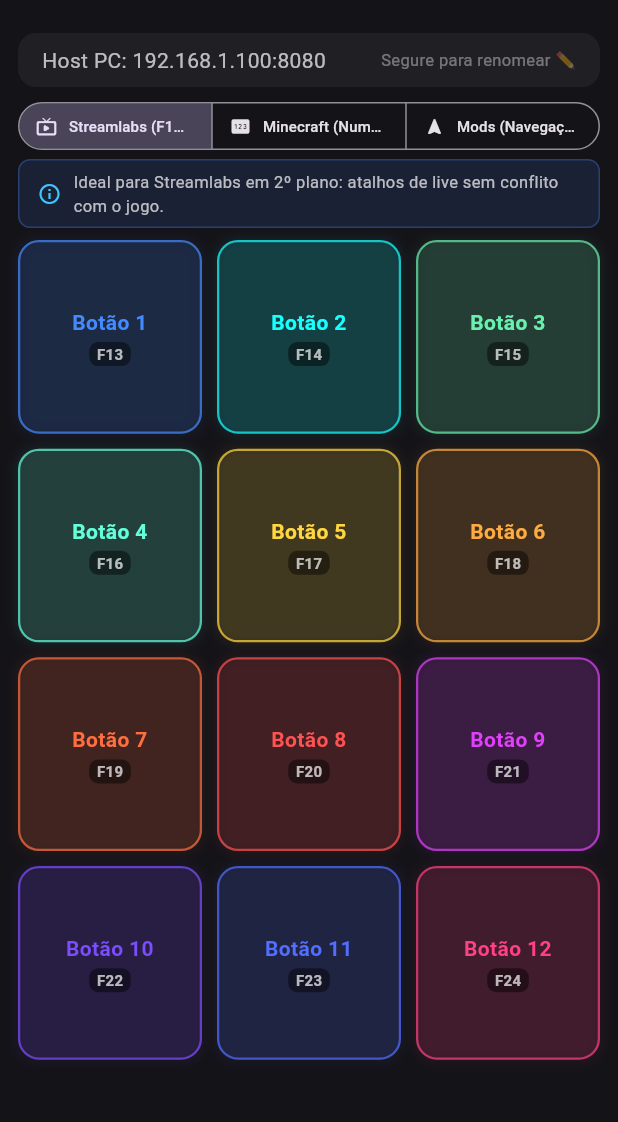
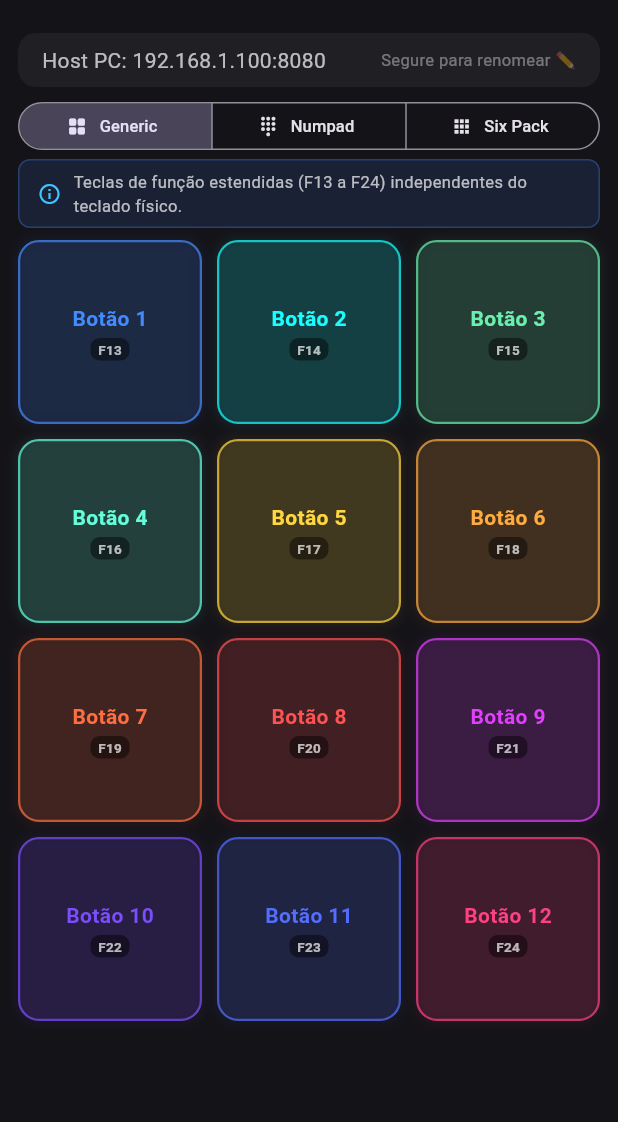
Before and after one commit to Gustavornd/keyboard_app, a Flutter app: the screen it shows after launch, on a phone screen of 412 x 824 dp, the part 63-1185 px from its top. Run offline on Flutter 3.47's test engine with Material 3 defaults, Android fonts, the phone set to English and light mode, and no system bars; our stand-ins replace shared_preferences.

Commit message:
refactor: generic UI

```diff
--- a/app/lib/main.dart
+++ b/app/lib/main.dart
@@ -29,9 +29,9 @@ class StreamDeckApp extends StatelessWidget {
 }
 
 enum DeckMode {
-  fKeys,   // F13 a F24 (Streamlabs / OBS em background - sem conflito com jogos)
-  numpad,  // Numpad Extra (Minecraft / Jogos em DirectInput)
-  nav,     // Navegação / Mods (Insert, Delete, PageUp, PageDown, etc.)
+  generic, // F13 a F24 (Teclas de função estendidas independentes)
+  numpad,  // Numpad Completo (0 a 9 e operadores matemáticos)
+  sixPack, // Six Pack (Insert, Home, PageUp, Delete, End, PageDown + Controles de Mídia)
 }
 
 class DeckScreen extends StatefulWidget {
@@ -46,10 +46,10 @@ class _DeckScreenState extends State<DeckScreen> {
   final int _serverPort = 8080;
   RawDatagramSocket? _udpSocket;
   final Set<String> _pressedKeys = {};
-  DeckMode _currentMode = DeckMode.fKeys;
+  DeckMode _currentMode = DeckMode.generic;
 
-  // Modo F13 até F24: Perfeito para Streamlabs / OBS em background sem colidir com jogos
-  static const List<Map<String, dynamic>> _fKeysButtons = [
+  // Aba 1: Generic - Exclusivamente teclas de função F13 até F24
+  static const List<Map<String, dynamic>> _genericButtons = [
     {'id': 'f13', 'defaultLabel': 'Botão 1', 'sub': 'F13', 'color': Colors.blueAccent},
     {'id': 'f14', 'defaultLabel': 'Botão 2', 'sub': 'F14', 'color': Colors.cyanAccent},
     {'id': 'f15', 'defaultLabel': 'Botão 3', 'sub': 'F15', 'color': Colors.greenAccent},
@@ -64,46 +64,56 @@ class _DeckScreenState extends State<DeckScreen> {
     {'id': 'f24', 'defaultLabel': 'Botão 12', 'sub': 'F24', 'color': Colors.pinkAccent},
   ];
 
-  // Modo Numpad: Reconhecido nativamente por DirectInput (Minecraft Java, ETS2, Flight Sim)
+  // Aba 2: Numpad - Agrupa TODOS os botões referentes ao teclado numérico
   static const List<Map<String, dynamic>> _numpadButtons = [
-    {'id': 'numpad_1', 'defaultLabel': 'Botão 1', 'sub': 'Num 1', 'color': Colors.blueAccent},
-    {'id': 'numpad_2', 'defaultLabel': 'Botão 2', 'sub': 'Num 2', 'color': Colors.cyanAccent},
-    {'id': 'numpad_3', 'defaultLabel': 'Botão 3', 'sub': 'Num 3', 'color': Colors.greenAccent},
-    {'id': 'numpad_4', 'defaultLabel': 'Botão 4', 'sub': 'Num 4', 'color': Colors.tealAccent},
-    {'id': 'numpad_5', 'defaultLabel': 'Botão 5', 'sub': 'Num 5', 'color': Colors.amberAccent},
-    {'id': 'numpad_6', 'defaultLabel': 'Botão 6', 'sub': 'Num 6', 'color': Colors.orangeAccent},
-    {'id': 'numpad_7', 'defaultLabel': 'Botão 7', 'sub': 'Num 7', 'color': Colors.deepOrangeAccent},
-    {'id': 'numpad_8', 'defaultLabel': 'Botão 8', 'sub': 'Num 8', 'color': Colors.redAccent},
-    {'id': 'numpad_9', 'defaultLabel': 'Botão 9', 'sub': 'Num 9', 'color': Colors.purpleAccent},
-    {'id': 'numpad_0', 'defaultLabel': 'Botão 10', 'sub': 'Num 0', 'color': Colors.deepPurpleAccent},
-    {'id': 'numpad_add', 'defaultLabel': 'Botão 11', 'sub': 'Num +', 'color': Colors.indigoAccent},
-    {'id': 'numpad_enter', 'defaultLabel': 'Botão 12', 'sub': 'Num Enter', 'color': Colors.pinkAccent},
+    {'id': 'numpad_7', 'defaultLabel': 'Num 7', 'sub': 'Numpad', 'color': Colors.blueAccent},
+    {'id': 'numpad_8', 'defaultLabel': 'Num 8', 'sub': 'Numpad', 'color': Colors.blueAccent},
+    {'id': 'numpad_9', 'defaultLabel': 'Num 9', 'sub': 'Numpad', 'color': Colors.blueAccent},
+    {'id': 'numpad_div', 'defaultLabel': 'Num /', 'sub': 'Numpad', 'color': Colors.cyanAccent},
+
+    {'id': 'numpad_4', 'defaultLabel': 'Num 4', 'sub': 'Numpad', 'color': Colors.tealAccent},
+    {'id': 'numpad_5', 'defaultLabel': 'Num 5', 'sub': 'Numpad', 'color': Colors.tealAccent},
+    {'id': 'numpad_6', 'defaultLabel': 'Num 6', 'sub': 'Numpad', 'color': Colors.tealAccent},
+    {'id': 'numpad_mul', 'defaultLabel': 'Num *', 'sub': 'Numpad', 'color': Colors.cyanAccent},
+
+    {'id': 'numpad_1', 'defaultLabel': 'Num 1', 'sub': 'Numpad', 'color': Colors.greenAccent},
+    {'id': 'numpad_2', 'defaultLabel': 'Num 2', 'sub': 'Numpad', 'color': Colors.greenAccent},
+    {'id': 'numpad_3', 'defaultLabel': 'Num 3', 'sub': 'Numpad', 'color': Colors.greenAccent},
+    {'id': 'numpad_sub', 'defaultLabel': 'Num -', 'sub': 'Numpad', 'color': Colors.amberAccent},
+
+    {'id': 'numpad_0', 'defaultLabel': 'Num 0', 'sub': 'Numpad', 'color': Colors.orangeAccent},
+    {'id': 'numpad_dot', 'defaultLabel': 'Num .', 'sub': 'Numpad', 'color': Colors.orangeAccent},
+    {'id': 'numpad_enter', 'defaultLabel': 'Num Enter', 'sub': 'Numpad', 'color': Colors.redAccent},
+    {'id': 'numpad_add', 'defaultLabel': 'Num +', 'sub': 'Numpad', 'color': Colors.amberAccent},
   ];
 
-  // Modo Navegação / Mods: Insert, Delete, PageUp, PageDown para gerenciamento de mods no Minecraft
-  static const List<Map<String, dynamic>> _navButtons = [
-    {'id': 'insert', 'defaultLabel': 'Botão 1', 'sub': 'Insert', 'color': Colors.blueAccent},
-    {'id': 'delete', 'defaultLabel': 'Botão 2', 'sub': 'Delete', 'color': Colors.cyanAccent},
-    {'id': 'pageup', 'defaultLabel': 'Botão 3', 'sub': 'PageUp', 'color': Colors.greenAccent},
-    {'id': 'pagedown', 'defaultLabel': 'Botão 4', 'sub': 'PageDown', 'color': Colors.tealAccent},
-    {'id': 'home', 'defaultLabel': 'Botão 5', 'sub': 'Home', 'color': Colors.amberAccent},
-    {'id': 'end', 'defaultLabel': 'Botão 6', 'sub': 'End', 'color': Colors.orangeAccent},
-    {'id': 'numpad_div', 'defaultLabel': 'Botão 7', 'sub': 'Num /', 'color': Colors.deepOrangeAccent},
-    {'id': 'numpad_mul', 'defaultLabel': 'Botão 8', 'sub': 'Num *', 'color': Colors.redAccent},
-    {'id': 'numpad_sub', 'defaultLabel': 'Botão 9', 'sub': 'Num -', 'color': Colors.purpleAccent},
-    {'id': 'numpad_dot', 'defaultLabel': 'Botão 10', 'sub': 'Num .', 'color': Colors.deepPurpleAccent},
-    {'id': 'scroll_lock', 'defaultLabel': 'Botão 11', 'sub': 'ScrollLock', 'color': Colors.indigoAccent},
-    {'id': 'pause', 'defaultLabel': 'Botão 12', 'sub': 'Pause', 'color': Colors.pinkAccent},
+  // Aba 3: Six Pack - Bloco clássico de 6 teclas (Insert, Home, PageUp, Delete, End, PageDown) + Controles de Mídia
+  static const List<Map<String, dynamic>> _sixPackButtons = [
+    // Bloco Clássico de Navegação (Six Pack)
+    {'id': 'insert', 'defaultLabel': 'Insert', 'sub': 'Nav', 'color': Colors.blueAccent},
+    {'id': 'home', 'defaultLabel': 'Home', 'sub': 'Nav', 'color': Colors.cyanAccent},
+    {'id': 'pageup', 'defaultLabel': 'Page Up', 'sub': 'Nav', 'color': Colors.greenAccent},
+    {'id': 'delete', 'defaultLabel': 'Delete', 'sub': 'Nav', 'color': Colors.tealAccent},
+    {'id': 'end', 'defaultLabel': 'End', 'sub': 'Nav', 'color': Colors.amberAccent},
+    {'id': 'pagedown', 'defaultLabel': 'Page Down', 'sub': 'Nav', 'color': Colors.orangeAccent},
+
+    // Controles de Mídia do Sistema
+    {'id': 'media_prev', 'defaultLabel': 'Previous', 'sub': 'Media', 'color': Colors.purpleAccent, 'icon': Icons.skip_previous_rounded},
+    {'id': 'media_play_pause', 'defaultLabel': 'Play / Pause', 'sub': 'Media', 'color': Colors.deepPurpleAccent, 'icon': Icons.play_arrow_rounded},
+    {'id': 'media_next', 'defaultLabel': 'Next', 'sub': 'Media', 'color': Colors.indigoAccent, 'icon': Icons.skip_next_rounded},
+    {'id': 'volume_down', 'defaultLabel': 'Vol -', 'sub': 'Media', 'color': Colors.deepOrangeAccent, 'icon': Icons.volume_down_rounded},
+    {'id': 'volume_mute', 'defaultLabel': 'Mute', 'sub': 'Media', 'color': Colors.redAccent, 'icon': Icons.volume_off_rounded},
+    {'id': 'volume_up', 'defaultLabel': 'Vol +', 'sub': 'Media', 'color': Colors.pinkAccent, 'icon': Icons.volume_up_rounded},
   ];
 
   List<Map<String, dynamic>> get _currentButtons {
     switch (_currentMode) {
-      case DeckMode.fKeys:
-        return _fKeysButtons;
+      case DeckMode.generic:
+        return _genericButtons;
       case DeckMode.numpad:
         return _numpadButtons;
-      case DeckMode.nav:
-        return _navButtons;
+      case DeckMode.sixPack:
+        return _sixPackButtons;
     }
   }
 
@@ -120,16 +130,16 @@ class _DeckScreenState extends State<DeckScreen> {
     final prefs = await SharedPreferences.getInstance();
     setState(() {
       _serverIp = prefs.getString('serverIp') ?? '192.168.1.100';
-      final modeStr = prefs.getString('deckMode') ?? 'fKeys';
+      final modeStr = prefs.getString('deckMode') ?? 'generic';
       if (modeStr == 'numpad') {
         _currentMode = DeckMode.numpad;
-      } else if (modeStr == 'nav') {
-        _currentMode = DeckMode.nav;
+      } else if (modeStr == 'sixPack' || modeStr == 'nav') {
+        _currentMode = DeckMode.sixPack;
       } else {
-        _currentMode = DeckMode.fKeys;
+        _currentMode = DeckMode.generic;
       }
 
-      for (final btn in [..._fKeysButtons, ..._numpadButtons, ..._navButtons]) {
+      for (final btn in [..._genericButtons, ..._numpadButtons, ..._sixPackButtons]) {
         final id = btn['id'] as String;
         final saved = prefs.getString('label_$id');
         if (saved != null && saved.isNotEmpty) {
@@ -151,14 +161,14 @@ class _DeckScreenState extends State<DeckScreen> {
     final prefs = await SharedPreferences.getInstance();
     String modeStr;
     switch (mode) {
-      case DeckMode.fKeys:
-        modeStr = 'fKeys';
+      case DeckMode.generic:
+        modeStr = 'generic';
         break;
       case DeckMode.numpad:
         modeStr = 'numpad';
         break;
-      case DeckMode.nav:
-        modeStr = 'nav';
+      case DeckMode.sixPack:
+        modeStr = 'sixPack';
         break;
     }
     await prefs.setString('deckMode', modeStr);
@@ -344,25 +354,25 @@ class _DeckScreenState extends State<DeckScreen> {
                 ),
               ),
               const SizedBox(height: 10),
-              // Alternador de Perfis/Modos de Teclas (3 modos responsivos)
+              // Alternador de Perfis/Modos de Teclas (3 modos responsivos e agnósticos)
               SizedBox(
                 width: double.infinity,
                 child: SegmentedButton<DeckMode>(
                   segments: const [
                     ButtonSegment<DeckMode>(
-                      value: DeckMode.fKeys,
-                      icon: Icon(Icons.live_tv_rounded, size: 14),
-                      label: Text('Streamlabs (F13–F24)', style: TextStyle(fontSize: 10), overflow: TextOverflow.ellipsis),
+                      value: DeckMode.generic,
+                      icon: Icon(Icons.grid_view_rounded, size: 14),
+                      label: Text('Generic', style: TextStyle(fontSize: 11), overflow: TextOverflow.ellipsis),
                     ),
                     ButtonSegment<DeckMode>(
                       value: DeckMode.numpad,
-                      icon: Icon(Icons.pin_rounded, size: 14),
-                      label: Text('Minecraft (Numpad)', style: TextStyle(fontSize: 10), overflow: TextOverflow.ellipsis),
+                      icon: Icon(Icons.dialpad_rounded, size: 14),
+                      label: Text('Numpad', style: TextStyle(fontSize: 11), overflow: TextOverflow.ellipsis),
                     ),
                     ButtonSegment<DeckMode>(
-                      value: DeckMode.nav,
-                      icon: Icon(Icons.navigation_rounded, size: 14),
-                      label: Text('Mods (Navegação)', style: TextStyle(fontSize: 10), overflow: TextOverflow.ellipsis),
+                      value: DeckMode.sixPack,
+                      icon: Icon(Icons.apps_rounded, size: 14),
+                      label: Text('Six Pack', style: TextStyle(fontSize: 11), overflow: TextOverflow.ellipsis),
                     ),
                   ],
                   selected: {_currentMode},
@@ -378,19 +388,19 @@ class _DeckScreenState extends State<DeckScreen> {
                 ),
               ),
               const SizedBox(height: 6),
-              // Banner informativo do modo ativo e prevenção de conflitos
+              // Banner informativo do modo ativo (genérico e focado nas teclas)
               Container(
                 width: double.infinity,
                 padding: const EdgeInsets.symmetric(horizontal: 12, vertical: 6),
                 decoration: BoxDecoration(
-                  color: _currentMode == DeckMode.fKeys
+                  color: _currentMode == DeckMode.generic
                       ? Colors.blueAccent.withValues(alpha: 0.12)
                       : (_currentMode == DeckMode.numpad
                           ? Colors.amberAccent.withValues(alpha: 0.12)
                           : Colors.purpleAccent.withValues(alpha: 0.12)),
                   borderRadius: BorderRadius.circular(8),
                   border: Border.all(
-                    color: _currentMode == DeckMode.fKeys
+                    color: _currentMode == DeckMode.generic
                         ? Colors.blueAccent.withValues(alpha: 0.3)
                         : (_currentMode == DeckMode.numpad
                             ? Colors.amberAccent.withValues(alpha: 0.3)
@@ -401,13 +411,13 @@ class _DeckScreenState extends State<DeckScreen> {
                 child: Row(
                   children: [
                     Icon(
-                      _currentMode == DeckMode.fKeys
+                      _currentMode == DeckMode.generic
                           ? Icons.info_outline
                           : (_currentMode == DeckMode.numpad
-                              ? Icons.warning_amber_rounded
-                              : Icons.extension_rounded),
+                              ? Icons.dialpad_rounded
+                              : Icons.navigation_rounded),
                       size: 16,
-                      color: _currentMode == DeckMode.fKeys
+                      color: _currentMode == DeckMode.generic
                           ? Colors.lightBlueAccent
                           : (_currentMode == DeckMode.numpad
                               ? Colors.amberAccent
@@ -416,14 +426,14 @@ class _DeckScreenState extends State<DeckScreen> {
                     const SizedBox(width: 8),
                     Expanded(
                       child: Text(
-                        _currentMode == DeckMode.fKeys
-                            ? 'Ideal para Streamlabs em 2º plano: atalhos de live sem conflito com o jogo.'
+                        _currentMode == DeckMode.generic
+                            ? 'Teclas de função estendidas (F13 a F24) independentes do teclado físico.'
                             : (_currentMode == DeckMode.numpad
-                                ? 'DirectInput ativo para Minecraft: atenção se já usa teclas do Numpad físico para mods.'
-                                : 'Teclas de navegação (Insert, PageUp...) para gerenciar mods de administrador no Minecraft.'),
+                                ? 'Teclado numérico completo (0 a 9 e operadores matemáticos).'
+                                : 'Bloco de navegação (Insert, Delete, PageUp...) e controles de mídia do sistema.'),
                         style: TextStyle(
                           fontSize: 11,
-                          color: _currentMode == DeckMode.fKeys
+                          color: _currentMode == DeckMode.generic
                               ? Colors.white70
                               : (_currentMode == DeckMode.numpad
                                   ? Colors.amber.shade200
@@ -435,14 +445,14 @@ class _DeckScreenState extends State<DeckScreen> {
                 ),
               ),
               const SizedBox(height: 8),
-              // Grade dos 12 botões interativos
+              // Grade de botões interativos
               Expanded(
                 child: GridView.builder(
-                  gridDelegate: const SliverGridDelegateWithFixedCrossAxisCount(
-                    crossAxisCount: 3, // 3 colunas para acomodar 12 botões confortavelmente
-                    crossAxisSpacing: 10,
-                    mainAxisSpacing: 10,
-                    childAspectRatio: 0.95,
+                  gridDelegate: SliverGridDelegateWithFixedCrossAxisCount(
+                    crossAxisCount: _currentMode == DeckMode.numpad ? 4 : 3,
+                    crossAxisSpacing: _currentMode == DeckMode.numpad ? 8 : 10,
+                    mainAxisSpacing: _currentMode == DeckMode.numpad ? 8 : 10,
+                    childAspectRatio: _currentMode == DeckMode.numpad ? 0.95 : 1.0,
                   ),
                   itemCount: _currentButtons.length,
                   itemBuilder: (context, index) {
@@ -452,6 +462,7 @@ class _DeckScreenState extends State<DeckScreen> {
                     final displayLabel = _customLabels[id] ?? defaultLabel;
                     final sub = btn['sub'] as String;
                     final color = btn['color'] as Color;
+                    final icon = btn['icon'] as IconData?;
                     final isPressed = _pressedKeys.contains(id);
 
                     return _buildExtraKeyButton(
@@ -460,6 +471,7 @@ class _DeckScreenState extends State<DeckScreen> {
                       defaultLabel: defaultLabel,
                       sub: sub,
                       color: color,
+                      icon: icon,
                       isPressed: isPressed,
                     );
                   },
@@ -479,6 +491,7 @@ class _DeckScreenState extends State<DeckScreen> {
     required String sub,
     required Color color,
     required bool isPressed,
+    IconData? icon,
   }) {
     return GestureDetector(
       onTapDown: (_) => _handleKey(id, 'down'),
@@ -515,13 +528,21 @@ class _DeckScreenState extends State<DeckScreen> {
         ),
         padding: const EdgeInsets.symmetric(horizontal: 4, vertical: 4),
         alignment: Alignment.center,
+        child: Center(
+          child: FittedBox(
+            fit: BoxFit.scaleDown,
             child: Column(
+              mainAxisSize: MainAxisSize.min,
               mainAxisAlignment: MainAxisAlignment.center,
               children: [
+                if (icon != null) ...[
+                  Icon(icon, color: isPressed ? Colors.white : color, size: 20),
+                  const SizedBox(height: 2),
+                ],
                 Text(
                   label,
                   style: TextStyle(
-                fontSize: 14,
+                    fontSize: _currentMode == DeckMode.numpad ? 13 : 14,
                     fontWeight: FontWeight.bold,
                     color: isPressed ? Colors.white : color,
                   ),
@@ -539,7 +560,7 @@ class _DeckScreenState extends State<DeckScreen> {
                   child: Text(
                     sub,
                     style: const TextStyle(
-                  fontSize: 10,
+                      fontSize: 9,
                       fontWeight: FontWeight.w600,
                       color: Colors.white70,
                     ),
@@ -548,6 +569,8 @@ class _DeckScreenState extends State<DeckScreen> {
               ],
             ),
           ),
+        ),
+      ),
     );
   }
 }
```
Also changed, not shown: 3 other files. Lines whose indentation alone changed are shown as unchanged.
